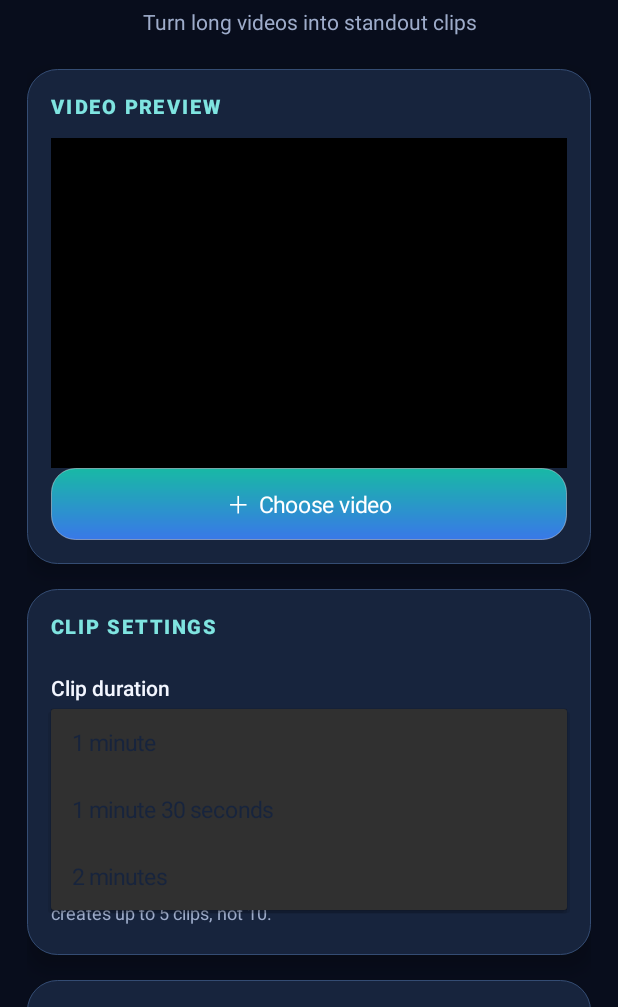
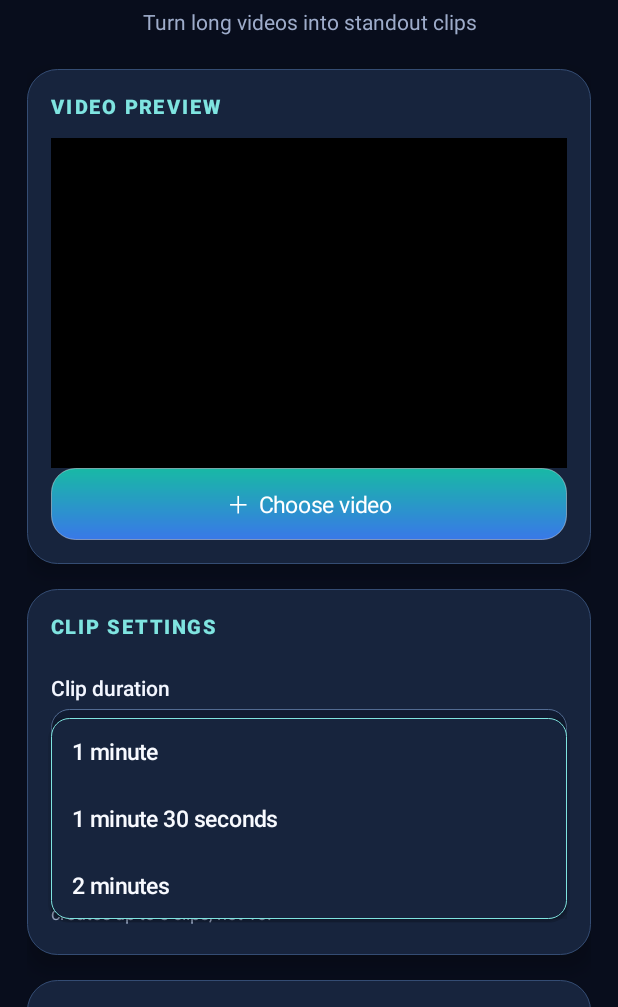
Before and after one commit to jamalsb/ClipForge-AI, an Android app: the screen it shows after launch (MainActivity), after a tap on "1 minute", on a phone screen of 412 x 824 dp, the part 229-1236 px from its top. Run offline under Robolectric (Android 15) with nearby library versions, the phone set to English and light mode, and no system bars; 1 other tap on this screen came first.

Commit message:
Improve clip duration and count dropdown contrast

```diff
--- a/app/src/main/java/com/clipforge/ai/MainActivity.kt
+++ b/app/src/main/java/com/clipforge/ai/MainActivity.kt
@@ -256,11 +256,19 @@ class MainActivity : ComponentActivity() {
             }
             override fun getDropDownView(position: Int, convertView: android.view.View?, parent: ViewGroup): android.view.View {
                 return super.getDropDownView(position, convertView, parent).apply {
-                    (this as? TextView)?.apply { setTextColor(0xFF17243D.toInt()); textSize = 15f; setPadding(dp(14), dp(12), dp(12), dp(12)) }
+                    (this as? TextView)?.apply {
+                        setTextColor(0xFFF8FAFF.toInt())
+                        textSize = 15f
+                        typeface = Typeface.create("sans-serif-medium", Typeface.NORMAL)
+                        setPadding(dp(14), dp(12), dp(12), dp(12))
+                    }
                 }
             }
         }
         background = roundedBackground(0xFF111C32.toInt(), 0xFF526B92.toInt(), 12)
+        // Keep the popup dark and its option text bright so numbers remain readable.
+        setPopupBackgroundDrawable(roundedBackground(0xFF17243D.toInt(), 0xFF7FE4E0.toInt(), 12))
+        dropDownVerticalOffset = dp(6)
     }
 
     private fun dp(value: Int): Int = (value * resources.displayMetrics.density).toInt()
```
